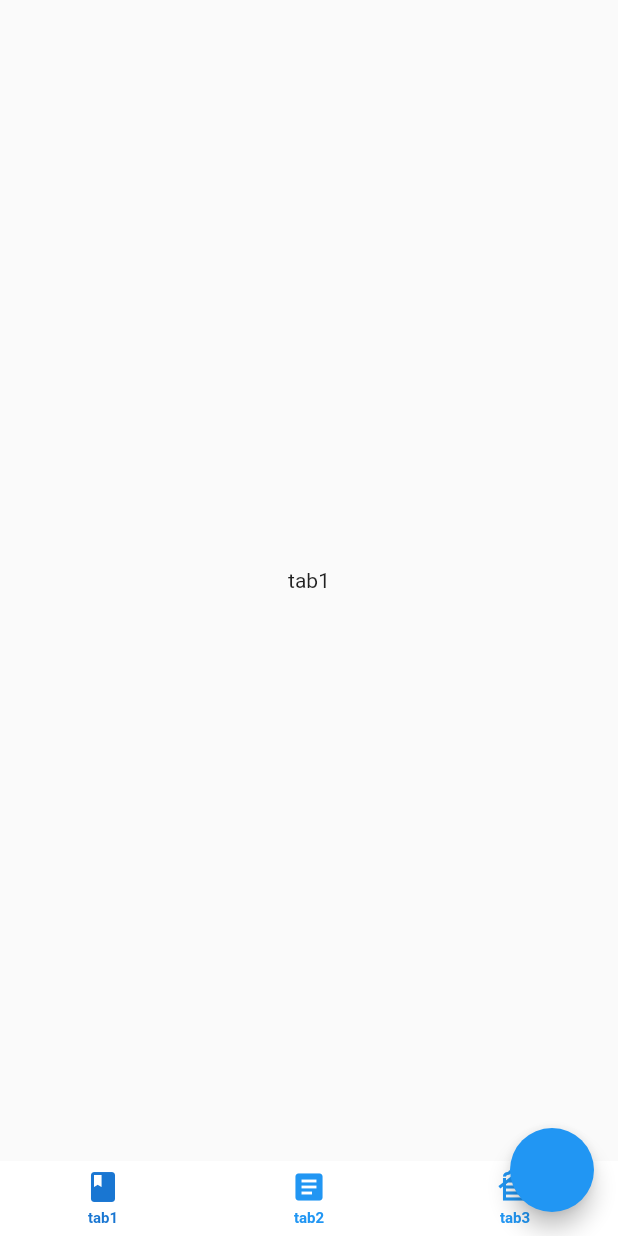
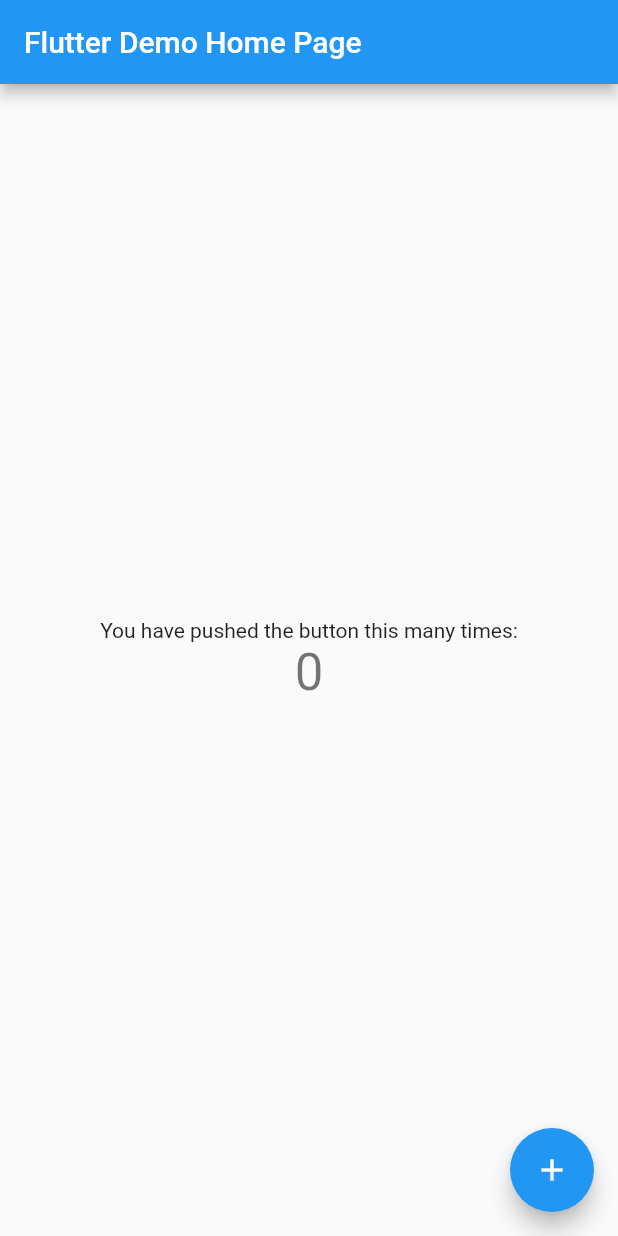
Before and after one commit to IlyaMax/flutter_playground, a Flutter app: the screen it shows after launch, on a phone screen of 412 x 824 dp. Run offline on Flutter 3.47's test engine with Material 2 defaults, Android fonts, the phone set to English and light mode, and no system bars.

Commit message:
rollback main

```diff
--- a/lib/main.dart
+++ b/lib/main.dart
@@ -1,263 +1,115 @@
-import 'package:beamer/beamer.dart';
-import 'package:collection/collection.dart';
 import 'package:flutter/material.dart';
-import 'package:flutter/services.dart';
 
 void main() {
-  final routerDelegate = BeamerDelegate(
-    initialPath: '/home',
-    locationBuilder: RoutesLocationBuilder(
-      routes: {'/home': (_, __, ___) => HomeScreen()},
-    ),
-  );
-  runApp(MaterialApp.router(
-    routeInformationParser: BeamerParser(),
-    routerDelegate: routerDelegate,
-  ));
+  runApp(const MyApp());
 }
 
-class HomeScreen extends StatefulWidget {
-  const HomeScreen({Key? key}) : super(key: key);
+class MyApp extends StatelessWidget {
+  const MyApp({super.key});
+
+  // This widget is the root of your application.
+  @override
+  Widget build(BuildContext context) {
+    return MaterialApp(
+      title: 'Flutter Demo',
+      theme: ThemeData(
+        // This is the theme of your application.
+        //
+        // Try running your application with "flutter run". You'll see the
+        // application has a blue toolbar. Then, without quitting the app, try
+        // changing the primarySwatch below to Colors.green and then invoke
+        // "hot reload" (press "r" in the console where you ran "flutter run",
+        // or simply save your changes to "hot reload" in a Flutter IDE).
+        // Notice that the counter didn't reset back to zero; the application
+        // is not restarted.
+        primarySwatch: Colors.blue,
+      ),
+      home: const MyHomePage(title: 'Flutter Demo Home Page'),
+    );
+  }
+}
+
+class MyHomePage extends StatefulWidget {
+  const MyHomePage({super.key, required this.title});
+
+  // This widget is the home page of your application. It is stateful, meaning
+  // that it has a State object (defined below) that contains fields that affect
+  // how it looks.
+
+  // This class is the configuration for the state. It holds the values (in this
+  // case the title) provided by the parent (in this case the App widget) and
+  // used by the build method of the State. Fields in a Widget subclass are
+  // always marked "final".
+
+  final String title;
 
   @override
-  State<HomeScreen> createState() => _HomeScreenState();
+  State<MyHomePage> createState() => _MyHomePageState();
 }
 
-class _HomeScreenState extends State<HomeScreen> {
-  // ignore: strict_raw_type
-  List<Tab> _tabs = [];
-  int _currentTabIndex = 0;
-  List<BeamerDelegate> _nestedRouterDelegates = [];
-  late BeamerDelegate _homeRouterDelegate;
+class _MyHomePageState extends State<MyHomePage> {
+  int _counter = 0;
 
-  @override
-  void initState() {
-    super.initState();
-    _currentTabIndex = 0;
-    SystemChrome.setSystemUIOverlayStyle(SystemUiOverlayStyle.light);
+  void _incrementCounter() {
+    setState(() {
+      // This call to setState tells the Flutter framework that something has
+      // changed in this State, which causes it to rerun the build method below
+      // so that the display can reflect the updated values. If we changed
+      // _counter without calling setState(), then the build method would not be
+      // called again, and so nothing would appear to happen.
+      _counter++;
+    });
   }
 
   @override
   Widget build(BuildContext context) {
+    // This method is rerun every time setState is called, for instance as done
+    // by the _incrementCounter method above.
+    //
+    // The Flutter framework has been optimized to make rerunning build methods
+    // fast, so that you can just rebuild anything that needs updating rather
+    // than having to individually change instances of widgets.
     return Scaffold(
-      body: Column(
-        children: [
-          Expanded(
-            child: Beamer(routerDelegate: _homeRouterDelegate),
-          ),
-          _BottomBar(
-            tabs: _tabs,
-            onTabPressed: (index) {
-              if (index == _currentTabIndex) return;
-              final destination = (index == 0)
-                  ? '/tab1'
-                  : (index == 1)
-                      ? '/tab2'
-                      : '/tab3';
-              _homeRouterDelegate.beamToNamed(destination);
-            },
-            currentTabIndex: _currentTabIndex,
-          ),
-        ],
+      appBar: AppBar(
+        // Here we take the value from the MyHomePage object that was created by
+        // the App.build method, and use it to set our appbar title.
+        title: Text(widget.title),
       ),
-      floatingActionButton: FloatingActionButton(
-        onPressed: () {
-          _homeRouterDelegate.beamToNamed('/tab2');
-        },
-      ),
-    );
-  }
-
-  @override
-  void didChangeDependencies() {
-    super.didChangeDependencies();
-    if (_tabs.isEmpty) {
-      _tabs = [
-        Tab(
-          MockScreenLocation('tab1'),
-          Icons.book,
-          'tab1',
-        ),
-        Tab(
-          MockScreenLocation('tab2'),
-          Icons.article,
-          'tab2',
-        ),
-        Tab(
-          MockScreenLocation('tab3'),
-          Icons.cabin,
-          'tab3',
-        ),
-      ];
-      _nestedRouterDelegates = _tabs
-          .map((tab) => BeamerDelegate(locationBuilder: (routeInformation, _) {
-                return tab.rootLocation;
-              }))
-          .toList();
-      _homeRouterDelegate = BeamerDelegate(
-        initialPath: '/tab1',
-        locationBuilder: RoutesLocationBuilder(
-          routes: {
-            '/tab1': (context, state, _) =>
-                Beamer(routerDelegate: _nestedRouterDelegates[0]),
-            '/tab2': (context, state, _) =>
-                Beamer(routerDelegate: _nestedRouterDelegates[1]),
-            '/tab3': (context, state, _) =>
-                Beamer(routerDelegate: _nestedRouterDelegates[2]),
-          },
-        ),
-      );
-      _homeRouterDelegate.addListener(_updateCurrentTabIndex);
-    }
-  }
-
-  @override
-  void dispose() {
-    for (final delegate in _nestedRouterDelegates) {
-      delegate.dispose();
-    }
-    _homeRouterDelegate
-      ..removeListener(_updateCurrentTabIndex)
-      ..dispose();
-    super.dispose();
-  }
-
-  void _updateCurrentTabIndex() {
-    final currentLoc = _homeRouterDelegate.configuration.location;
-    setState(() {
-      _currentTabIndex = currentLoc == '/tab1'
-          ? 0
-          : currentLoc == '/tab2'
-              ? 1
-              : 2;
-    });
-  }
-}
-
-class _BottomBar extends StatelessWidget {
-  // ignore: strict_raw_type
-  final List<Tab> tabs;
-  final int currentTabIndex;
-  final void Function(int index) onTabPressed;
-  const _BottomBar({
-    Key? key,
-    required this.tabs,
-    required this.onTabPressed,
-    required this.currentTabIndex,
-  }) : super(key: key);
-
-  @override
-  Widget build(BuildContext context) {
-    return Container(
-      color: Colors.white,
-      height: 50,
-      child: Row(
-        children: tabs
-            .mapIndexed(
-              (index, tab) => Expanded(
-                child: _BottomBarItem(
-                  isSelected: index == currentTabIndex,
-                  icon: tab.icon,
-                  title: tab.title,
-                  onPressed: () => onTabPressed(index),
-                ),
-              ),
-            )
-            .toList(),
-      ),
-    );
-  }
-}
-
-class _BottomBarItem extends StatelessWidget {
-  final IconData icon;
-  final String title;
-  final bool isSelected;
-  final VoidCallback onPressed;
-  const _BottomBarItem({
-    Key? key,
-    required this.isSelected,
-    required this.icon,
-    required this.title,
-    required this.onPressed,
-  }) : super(key: key);
-
-  @override
-  Widget build(BuildContext context) {
-    final color = isSelected ? Colors.blue[700] : Colors.blue;
-    return GestureDetector(
-      behavior: HitTestBehavior.opaque,
-      onTap: onPressed,
-      child: Center(
+      body: Center(
+        // Center is a layout widget. It takes a single child and positions it
+        // in the middle of the parent.
         child: Column(
-          mainAxisSize: MainAxisSize.min,
-          children: [
-            Icon(icon, color: color),
-            const SizedBox(height: 3),
+          // Column is also a layout widget. It takes a list of children and
+          // arranges them vertically. By default, it sizes itself to fit its
+          // children horizontally, and tries to be as tall as its parent.
+          //
+          // Invoke "debug painting" (press "p" in the console, choose the
+          // "Toggle Debug Paint" action from the Flutter Inspector in Android
+          // Studio, or the "Toggle Debug Paint" command in Visual Studio Code)
+          // to see the wireframe for each widget.
+          //
+          // Column has various properties to control how it sizes itself and
+          // how it positions its children. Here we use mainAxisAlignment to
+          // center the children vertically; the main axis here is the vertical
+          // axis because Columns are vertical (the cross axis would be
+          // horizontal).
+          mainAxisAlignment: MainAxisAlignment.center,
+          children: <Widget>[
+            const Text(
+              'You have pushed the button this many times:',
+            ),
             Text(
-              title,
-              style: TextStyle(
-                fontWeight: FontWeight.w700,
-                fontSize: 10,
-                color: color,
-              ),
+              '$_counter',
+              style: Theme.of(context).textTheme.headline4,
             ),
           ],
         ),
       ),
+      floatingActionButton: FloatingActionButton(
+        onPressed: _incrementCounter,
+        tooltip: 'Increment',
+        child: const Icon(Icons.add),
+      ), // This trailing comma makes auto-formatting nicer for build methods.
     );
   }
 }
-
-@immutable
-class Tab {
-  final BeamLocation rootLocation;
-  final IconData icon;
-  final String title;
-
-  const Tab(this.rootLocation, this.icon, this.title);
-}
-
-class MockScreenLocation extends BeamLocation<BeamState> {
-  final String title;
-
-  MockScreenLocation(this.title);
-  @override
-  List<Pattern> get pathPatterns => [RegExp(r'/.*mock\?title=.*')];
-  @override
-  List<BeamPage> buildPages(BuildContext context, BeamState state) {
-    return [BeamPage(child: MockScreen(title: title))];
-  }
-}
-
-class MockScreen extends StatefulWidget {
-  final String title;
-  const MockScreen({Key? key, required this.title}) : super(key: key);
-
-  @override
-  State<MockScreen> createState() => _MockScreenState();
-}
-
-class _MockScreenState extends State<MockScreen> {
-  late Future<String> stringFuture;
-  @override
-  void initState() {
-    super.initState();
-    stringFuture = Future.delayed(Duration(seconds: 1), () => widget.title);
-  }
-
-  @override
-  Widget build(BuildContext context) {
-    return Scaffold(
-      body: Center(
-        child: FutureBuilder<String>(
-          future: stringFuture,
-          builder: (context, snapshot) {
-            if (snapshot.data == null) return CircularProgressIndicator.adaptive();
-            return Text(widget.title);
-          }
-        ),
-      ),
-    );
-  }
-}
```
Also changed, not shown: pubspec.yaml (+4 -4 lines), pubspec.lock, 18 other files.
